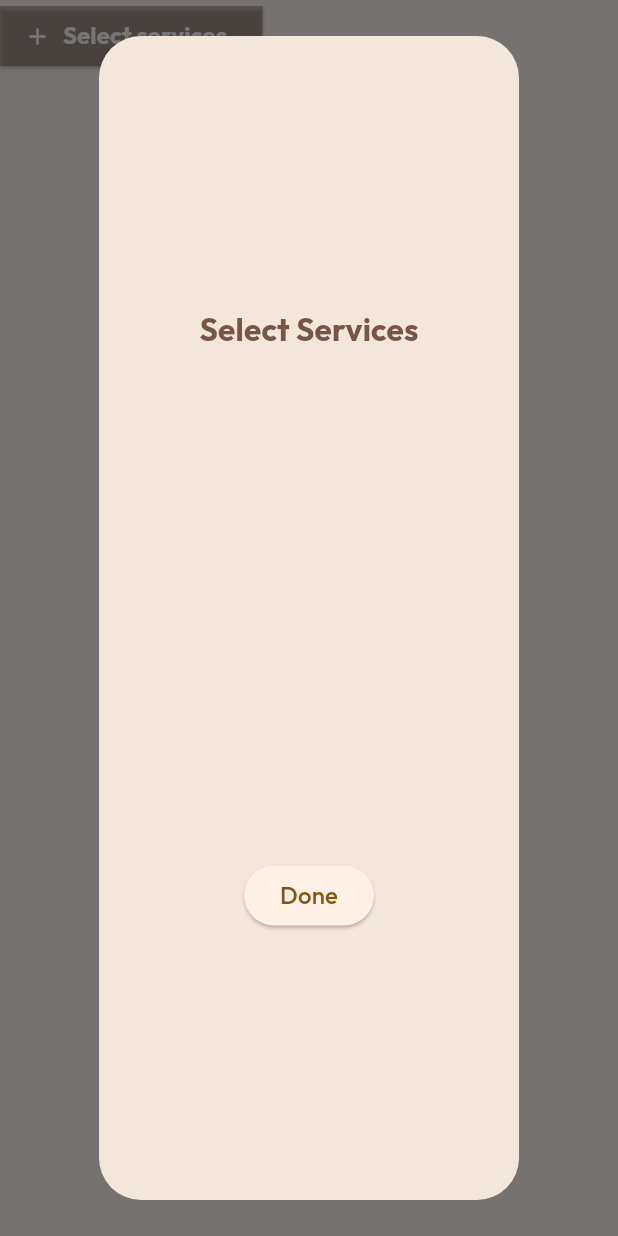
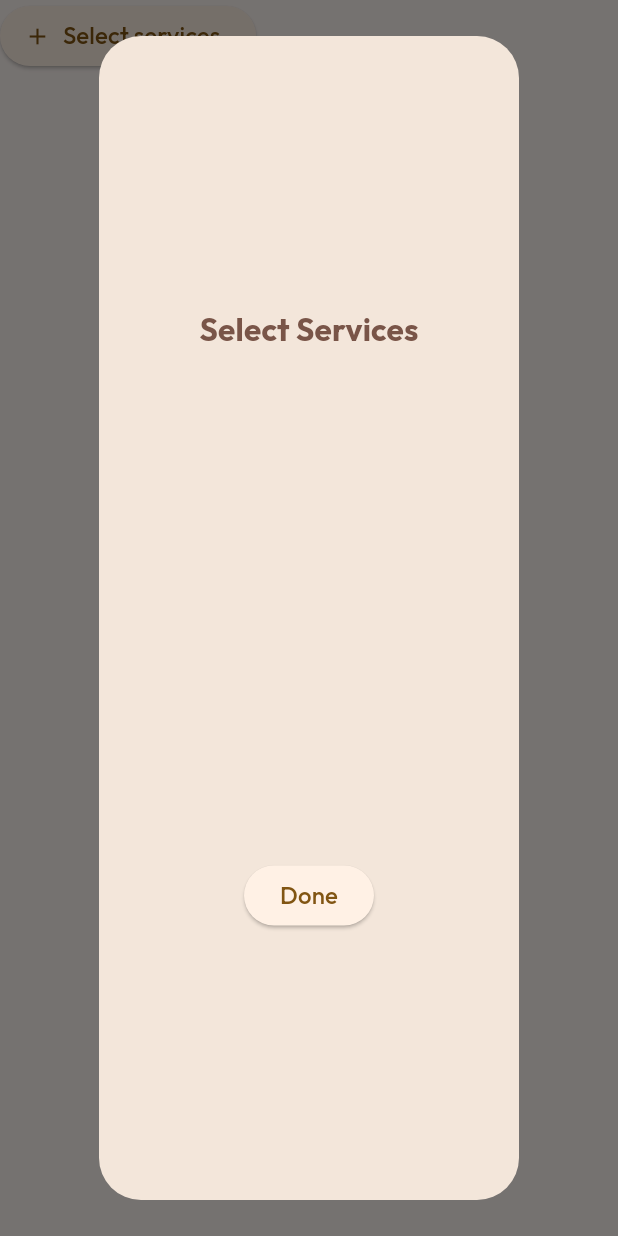
Before and after one commit to mayur-shastri/clipNGoApp, a Flutter app: the ServicesSelected widget shown alone on an empty page, opened directly with empty values, after a tap on "Select services", on a phone screen of 412 x 824 dp. Run offline on Flutter 3.47's test engine with Material 2 defaults, Android fonts, the phone set to English and light mode, and no system bars; our stand-ins replace carousel_slider, cloud_firestore, easy_date_timeline, firebase_auth, firebase_core, flutter_otp_text_field and 7 more; accounts and stored records are empty; network calls fail.

Commit message:
fixed booking details

```diff
--- a/lib/widgets/booking items/services_selected.dart
+++ b/lib/widgets/booking items/services_selected.dart
@@ -67,21 +67,21 @@ class _ServicesSelectedState extends State<ServicesSelected> {
   Widget build(BuildContext context) {
     return ElevatedButton.icon(
       onPressed: _showServices,
-      icon: const Icon(Icons.add, color: Colors.white),
+      icon: const Icon(Icons.add),
       label: const Text(
         'Select services',
         textAlign: TextAlign.center,
         style: TextStyle(
           fontSize: 16,
-          fontWeight: FontWeight.bold,
-          color: Colors.white,
+
+          // color: Colors.white,
         ),
       ),
-      style: ElevatedButton.styleFrom(
-        shape: const RoundedRectangleBorder(),
-        shadowColor: Colors.black,
-        backgroundColor: Colors.brown.withOpacity(0.4),
-      ),
+      // style: ElevatedButton.styleFrom(
+      //   shape: const RoundedRectangleBorder(),
+      //   shadowColor: Colors.black,
+      //   backgroundColor: Colors.brown.withOpacity(0.4),
+      // ),
     );
   }
 }
```
Also changed, not shown: lib/screen/booking_screen.dart (+16 -4 lines).
